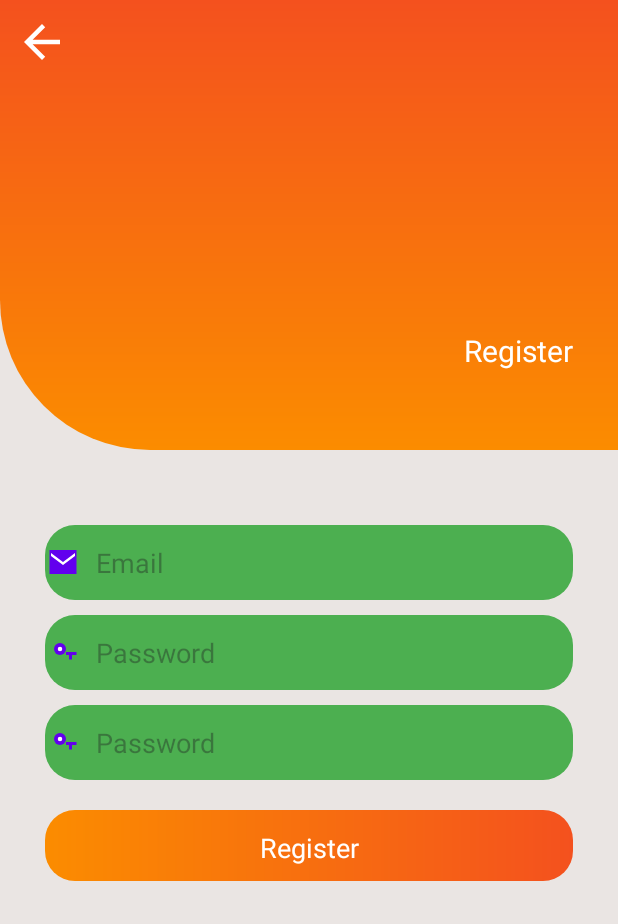
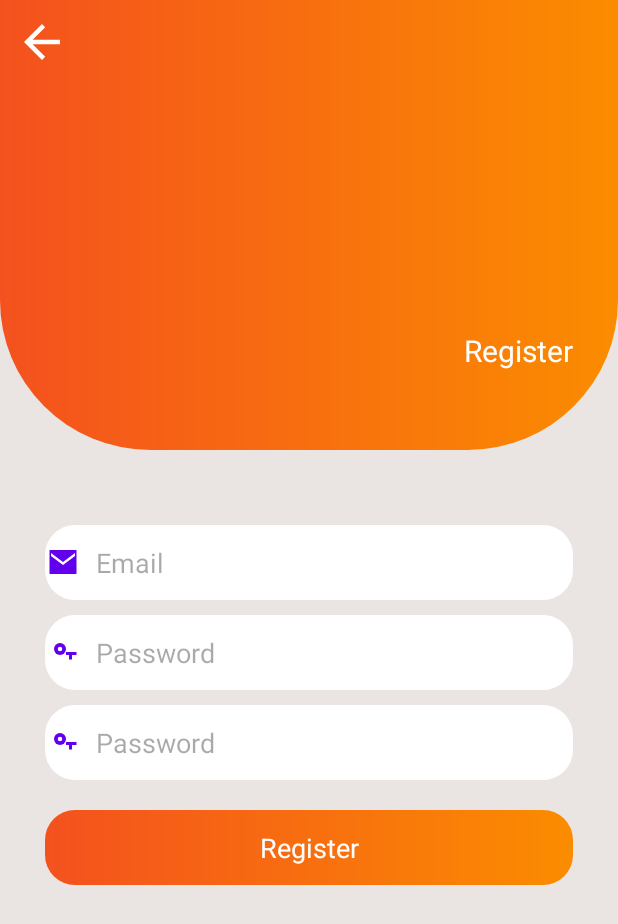
Before and after one commit to caoxuanmai1302-ux/CaoXuanMai_1150070028_ALL5LAB, an Android app: the fragment M001RegisterFragment shown on its own in the app's theme, on a phone screen of 412 x 824 dp. Shown: the top 924 px of the screen. Run offline under Robolectric (Android 15) with nearby library versions, the phone set to English and light mode, and no system bars.

Commit message:
Nộp full lab 1-5 Cao Xuân Mai 1150070028

```diff
--- a/Lab05_MaiLab5/app/src/main/res/drawable/bg_login.xml
+++ b/Lab05_MaiLab5/app/src/main/res/drawable/bg_login.xml
@@ -1,9 +1,7 @@
-<?xml version="1.0" encoding="utf-8"?>
-<layer-list xmlns:android="http://schemas.android.com/apk/res/android">
-    <item android:bottom="3dp">
-        <shape>
-            <corners android:radius="20dp" />
-            <gradient android:angle="180" android:endColor="@color/orange" android:startColor="@color/orangeMid"/>
-        </shape>
-    </item>
-</layer-list>
+<shape xmlns:android="http://schemas.android.com/apk/res/android">
+    <corners android:radius="20dp"/>
+    <gradient
+        android:angle="0"
+        android:startColor="@color/orangeMid"
+        android:endColor="@color/orange"/>
+</shape>
--- a/Lab05_MaiLab5/app/src/main/res/drawable/bg_radius.xml
+++ b/Lab05_MaiLab5/app/src/main/res/drawable/bg_radius.xml
@@ -1,5 +1,4 @@
-<?xml version="1.0" encoding="utf-8"?>
 <shape xmlns:android="http://schemas.android.com/apk/res/android">
     <corners android:radius="20dp"/>
-    <solid android:color="@color/greenLight"/>
+    <solid android:color="@android:color/white"/>
 </shape>
--- a/Lab05_MaiLab5/app/src/main/res/drawable/bg_top.xml
+++ b/Lab05_MaiLab5/app/src/main/res/drawable/bg_top.xml
@@ -1,5 +1,9 @@
-<?xml version="1.0" encoding="utf-8"?>
-<shape xmlns:android="http://schemas.android.com/apk/res/android">
-    <corners android:bottomLeftRadius="100dp" />
-    <gradient android:angle="145" android:endColor="@color/orange" android:startColor="@color/orangeMid"/>
+<shape xmlns:android="http://schemas.android.com/apk/res/android"
+    android:shape="rectangle">
+    <corners android:bottomLeftRadius="100dp"
+        android:bottomRightRadius="100dp"/>
+    <gradient
+        android:angle="0"
+        android:startColor="@color/orangeMid"
+        android:endColor="@color/orange"/>
 </shape>
```
Also changed, not shown: Lab05_MaiLab5/app/src/main/java/com/example/mailab5/M000LoginFragment.java (+30 -15 lines), Lab05_MaiLab5/app/src/main/res/layout/m000_frg_login.xml (+55 -27 lines), Lab05_MaiLab5/app/src/main/res/layout/activity_main.xml (line endings or trailing spaces), 2 other files.
